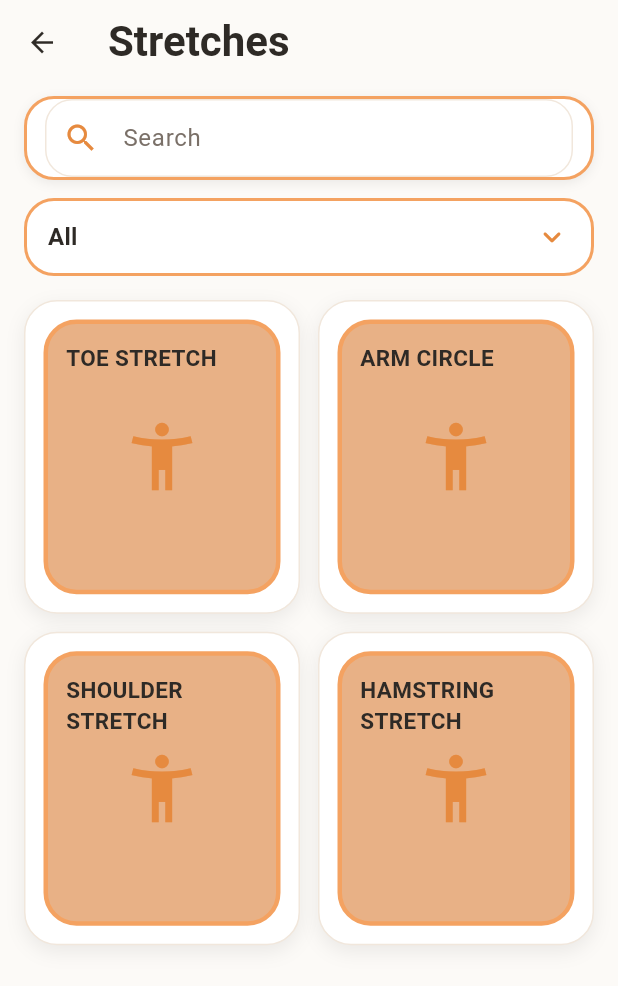
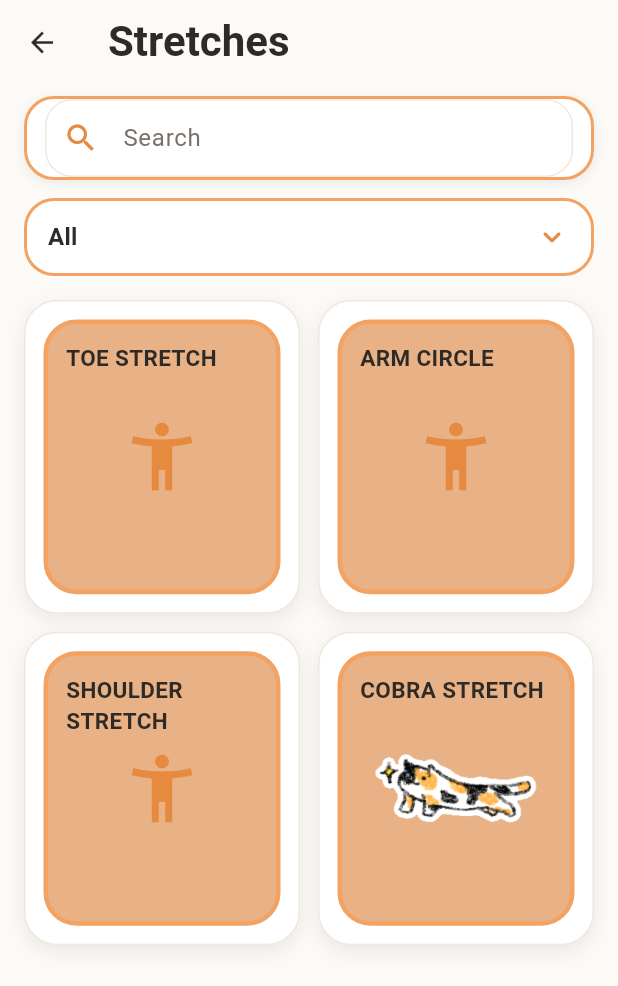
Before and after one commit to gencsis/wics_hackathon2026, a Flutter app: the ExerciseListScreen screen opened directly, on a phone screen of 412 x 824 dp. Shown: the top 986 px of the screen. Run offline on Flutter 3.47's test engine with Material 3 defaults, Android fonts, the phone set to English and light mode, and no system bars; Roboto replaces fonts that are missing (Sans Serif).

Commit message:
updated image files

```diff
--- a/workout_helper/lib/exercise.dart
+++ b/workout_helper/lib/exercise.dart
@@ -9,6 +9,7 @@ class Exercise {
   final ExerciseMode mode;
   final String tutorialText;
   final String imagePath;
+  final String gifPath;
   final List<String> sports;
   final String badgeName;
 
@@ -18,6 +19,7 @@ class Exercise {
     required this.mode,
     required this.tutorialText,
     required this.imagePath,
+    required this.gifPath,
     required this.sports,
     required this.badgeName,
   });
--- a/workout_helper/lib/exercise_detail_screen.dart
+++ b/workout_helper/lib/exercise_detail_screen.dart
@@ -73,11 +73,11 @@ class _ExerciseDetailScreenState extends State<ExerciseDetailScreen> {
                         width: 2,
                       ),
                     ),
-                    child: widget.exercise.imagePath.isNotEmpty
+                    child: widget.exercise.gifPath.isNotEmpty
                         ? ClipRRect(
                             borderRadius: BorderRadius.circular(18),
                             child: Image.asset(
-                              widget.exercise.imagePath,
+                              widget.exercise.gifPath,
                               fit: BoxFit.contain,
                             ),
                           )
--- a/workout_helper/lib/mock_data.dart
+++ b/workout_helper/lib/mock_data.dart
@@ -33,7 +33,8 @@ class MockData {
       type: 'workout',
       mode: ExerciseMode.counted,
       tutorialText: 'Keep your chest up, knees aligned, and hips back.',
-      imagePath: 'assets/images/squat_cat.gif',
+      imagePath: 'assets/images/squat_cat.png',
+      gifPath: 'assets/images/squat_cat.gif',
       sports: ['Soccer', 'Basketball', 'Running'],
       badgeName: 'Squat Starter',
     ),
@@ -42,7 +43,8 @@ class MockData {
       type: 'workout',
       mode: ExerciseMode.timed,
       tutorialText: 'Keep your back straight and core engaged.',
-      imagePath: 'assets/images/plank_cat.gif',
+      imagePath: 'assets/images/plank_cat.png',
+      gifPath: 'assets/images/plank_cat.gif',
       sports: ['Soccer', 'Running'],
       badgeName: 'Plank Pro',
     ),
@@ -52,6 +54,7 @@ class MockData {
       mode: ExerciseMode.counted,
       tutorialText: 'Reach for your toes slowly without locking your knees.',
       imagePath: '',
+      gifPath: '',
       sports: ['Running', 'Other'],
       badgeName: 'Toe Stretch',
     ),
@@ -61,6 +64,7 @@ class MockData {
       mode: ExerciseMode.counted,
       tutorialText: 'Keep your arms extended and make controlled circles.',
       imagePath: '',
+      gifPath: '',
       sports: ['Basketball', 'Other'],
       badgeName: 'Arm Circle',
     ),
@@ -70,6 +74,7 @@ class MockData {
       mode: ExerciseMode.counted,
       tutorialText: 'Step forward, keep balance, and lower carefully.',
       imagePath: '',
+      gifPath: '',
       sports: ['Soccer', 'Baseball'],
       badgeName: 'Lunge Legend',
     ),
@@ -79,6 +84,7 @@ class MockData {
       mode: ExerciseMode.counted,
       tutorialText: 'Land softly and keep your core engaged.',
       imagePath: '',
+      gifPath: '',
       sports: ['Basketball'],
       badgeName: 'Jump Jet',
     ),
@@ -88,17 +94,19 @@ class MockData {
       mode: ExerciseMode.counted,
       tutorialText: 'Stretch gently and avoid shrugging your shoulders.',
       imagePath: '',
+      gifPath: '',
       sports: ['Baseball'],
       badgeName: 'Shoulder Saver',
     ),
     Exercise(
-      title: 'Hamstring Stretch',
+      title: 'Cobra Stretch',
       type: 'stretch',
       mode: ExerciseMode.counted,
-      tutorialText: 'Lean slowly and stop before discomfort.',
-      imagePath: '',
-      sports: ['Running'],
-      badgeName: 'Hamstring Hero',
+      tutorialText: 'Lie on your stomach, place your hands under your shoulders, and gently push your chest upward while keeping your hips on the ground.',
+      imagePath: 'assets/images/cobra_stretch.png',
+      gifPath: 'assets/images/cobra_stretch.gif',
+      sports: ['Running', 'Other'],
+      badgeName: 'Cobra Flex',
     ),
   ];
 }
```
Also changed, not shown: workout_helper/assets/images/cobra_stretch.gif (added), workout_helper/assets/images/cobra_stretch.png (added), workout_helper/assets/images/plank_cat.png (added), workout_helper/assets/images/squat_cat.png (added).
